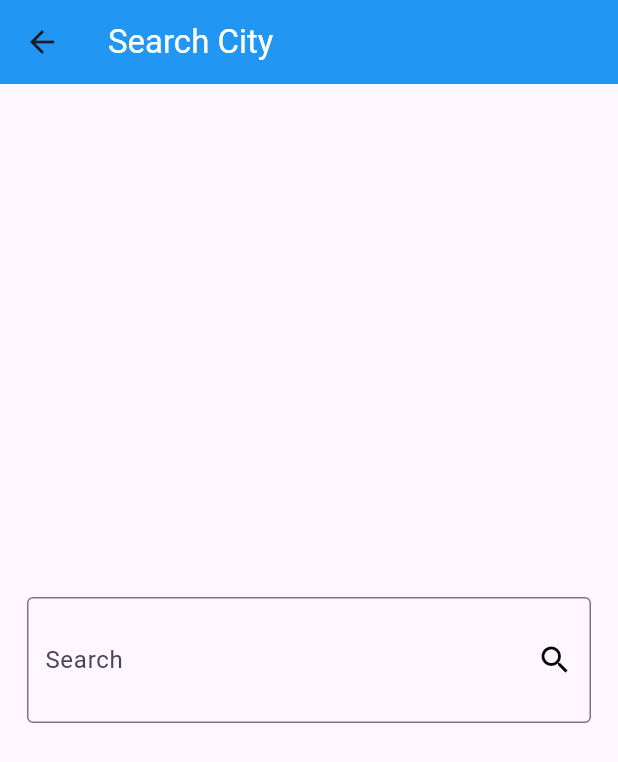
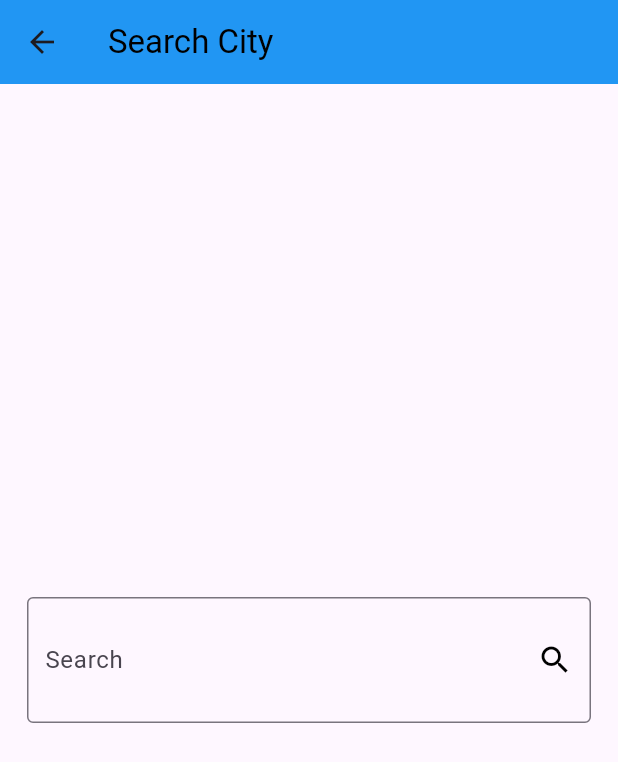
Before and after one commit to ArwaElsherif/Weather_app, a Flutter app: the screen it shows after launch, after a tap on the "search" icon, on a phone screen of 412 x 824 dp. Shown: the top 762 px of the screen. Run offline on Flutter 3.47's test engine with Material 3 defaults, Android fonts, the phone set to English and light mode, and no system bars; our stand-ins replace dio, flutter_bloc.

Commit message:
final edits in app

```diff
--- a/lib/views/home_view.dart
+++ b/lib/views/home_view.dart
@@ -3,6 +3,7 @@ import 'package:flutter_bloc/flutter_bloc.dart';
 import 'package:weather_app/cubits/get_weather_cubit/get_weather_cubit.dart';
 import 'package:weather_app/cubits/get_weather_cubit/get_weather_state.dart';
 import 'package:weather_app/main.dart';
+import 'package:weather_app/views/error_view.dart';
 import 'package:weather_app/views/search_view.dart';
 import 'package:weather_app/widgets/no_weather_body.dart';
 import 'package:weather_app/widgets/weather_info_body.dart';
@@ -15,6 +16,7 @@ class HomeView extends StatefulWidget {
 }
 
 class _HomeViewState extends State<HomeView> {
+
   Color _getAppBarColor(BuildContext context) {
     final state = context.watch<GetWeatherCubit>().state;
     if (state is WeatherLoadedState) {
@@ -29,7 +31,7 @@ class _HomeViewState extends State<HomeView> {
     return Scaffold(
       appBar: AppBar(
         backgroundColor: _getAppBarColor(context),
-        title: Text('Weather App', style: const TextStyle(color: Colors.white)),
+        title: Text('ClimaNow', style: const TextStyle(color: Colors.black)),
         actions: [
           IconButton(
             onPressed: () {
@@ -52,50 +54,7 @@ class _HomeViewState extends State<HomeView> {
           } else if (state is WeatherLoadedState) {
             return WeatherInfoBody(weather: state.weatherModel);
           } else {
-            return Center(
-              child: Padding(
-                padding: const EdgeInsets.all(20.0),
-                child: Column(
-                  mainAxisSize: MainAxisSize.min,
-                  children: [
-                    Icon(Icons.error_outline, color: Colors.blueGrey, size: 60),
-                    SizedBox(height: 16),
-                    Text(
-                      'Oops, there was an error!',
-                      style: TextStyle(
-                        color: Colors.blueGrey,
-                        fontSize: 26,
-                        fontWeight: FontWeight.bold,
-                      ),
-                      textAlign: TextAlign.center,
-                    ),
-                    SizedBox(height: 10),
-                    Text(
-                      'Please check your internet connection\nor try searching again.',
-                      style: TextStyle(color: Colors.grey, fontSize: 16),
-                      textAlign: TextAlign.center,
-                    ),
-                    SizedBox(height: 20),
-                    ElevatedButton.icon(
-                      onPressed: () {
-                        Navigator.of(context).push(
-                          MaterialPageRoute(
-                            builder: (context) {
-                              return SearchView();
-                            },
-                          ),
-                        );
-                      },
-                      icon: Icon(Icons.refresh),
-                      label: Text('Try Again'),
-                      style: ElevatedButton.styleFrom(
-                        backgroundColor: Colors.blueGrey,
-                      ),
-                    ),
-                  ],
-                ),
-              ),
-            );
+            return ErrorView();
           }
         },
       ),
--- a/lib/views/search_view.dart
+++ b/lib/views/search_view.dart
@@ -1,6 +1,8 @@
 import 'package:flutter/material.dart';
 import 'package:flutter_bloc/flutter_bloc.dart';
 import 'package:weather_app/cubits/get_weather_cubit/get_weather_cubit.dart';
+import 'package:weather_app/cubits/get_weather_cubit/get_weather_state.dart';
+import 'package:weather_app/main.dart';
 
 class SearchView extends StatelessWidget {
   const SearchView({super.key});
@@ -9,8 +11,8 @@ class SearchView extends StatelessWidget {
   Widget build(BuildContext context) {
     return Scaffold(
       appBar: AppBar(
-        backgroundColor: Colors.blue,
-        title: Text('Search City', style: TextStyle(color: Colors.white)),
+      backgroundColor: _getAppBarColor(context),
+        title: Text('Search City', style: TextStyle(color: Colors.black)),
       ),
       body: Center(
         child: Padding(
@@ -26,7 +28,7 @@ class SearchView extends StatelessWidget {
               suffixIcon: Icon(Icons.search,color: Colors.black,),
               hintText: 'Enter city name',
               border: OutlineInputBorder(
-                borderSide: BorderSide(color: Colors.red ,width: 2 ),
+                borderSide: BorderSide(color: Colors.black ,width: 2 ),
               ),
             ),
           ),
@@ -35,3 +37,11 @@ class SearchView extends StatelessWidget {
     );
   }
 }
+
+Color _getAppBarColor(BuildContext context) {
+  final state = context.read<GetWeatherCubit>().state;
+  if (state is WeatherLoadedState) {
+    return getThemeColor(state.weatherModel.weatherCondition);
+  }
+  return Colors.blue;
+}
```
Also changed, not shown: lib/views/error_view.dart (added, +57 -0 lines), pubspec.yaml (+7 -0 lines), assets/images/playstore.png (added), pubspec.lock, 32 other files.
